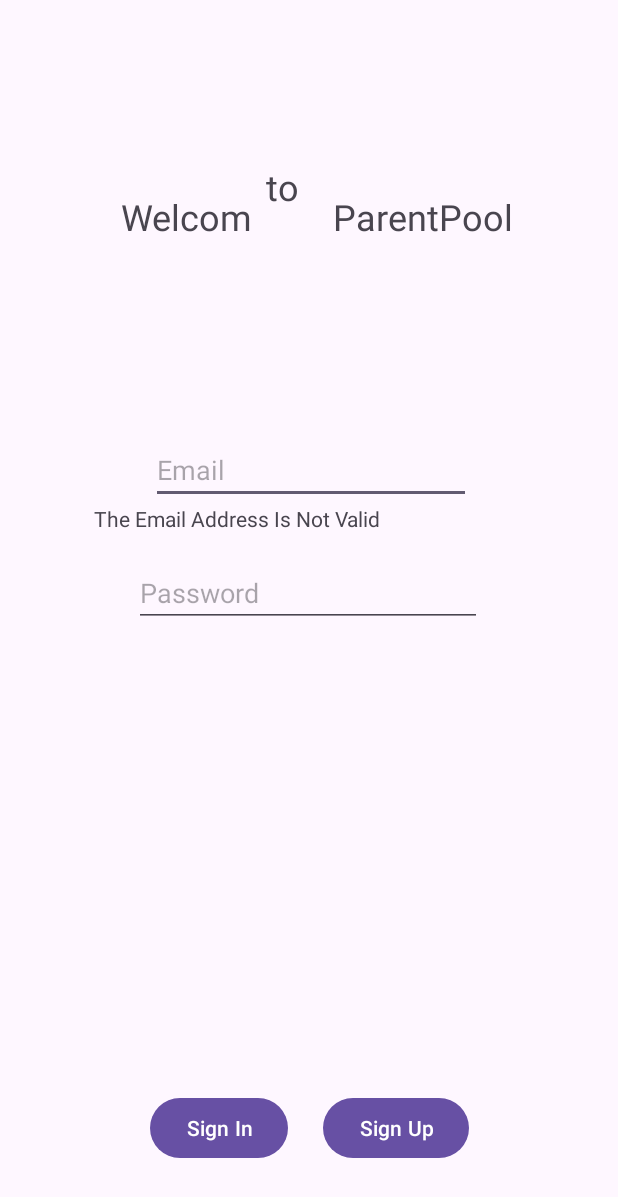
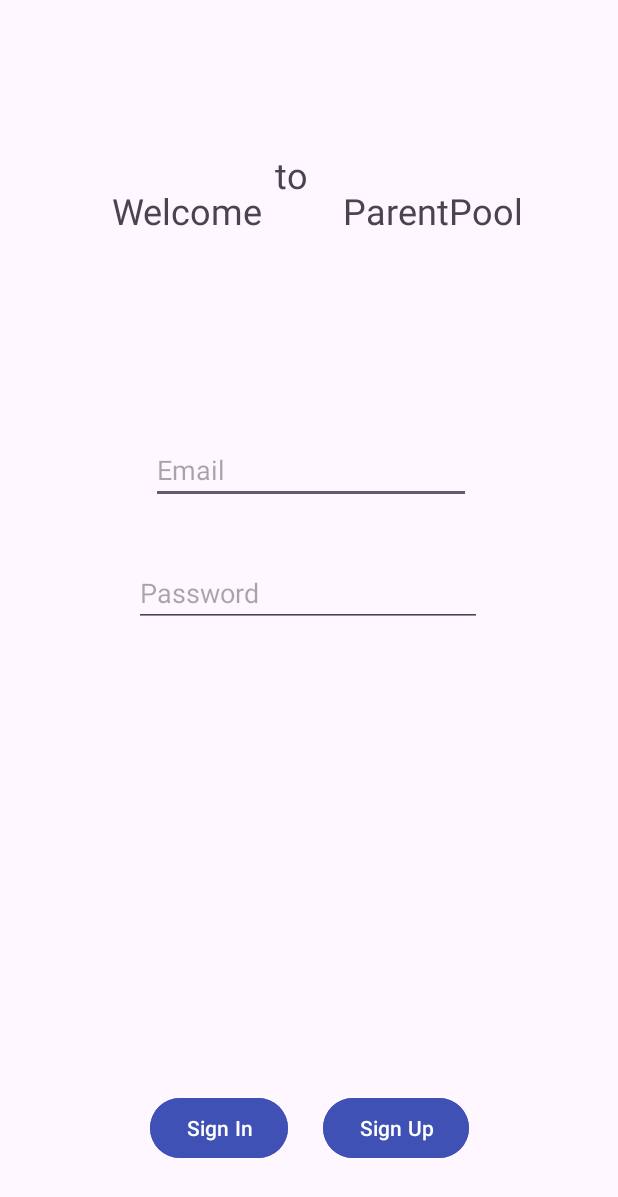
Before and after one commit to Ruper-frog/ParentPool, an Android app: the screen it shows after launch (MainActivity), after a tap on "Sign In", on a phone screen of 412 x 824 dp. Shown: the top 1197 px of the screen. Run offline under Robolectric (Android 15) with nearby library versions, the phone set to English and light mode, and no system bars.

Commit message:
Changed some colors

```diff
--- a/app/src/main/java/com/example/parentpool/MainActivity.java
+++ b/app/src/main/java/com/example/parentpool/MainActivity.java
@@ -25,8 +25,8 @@ public class MainActivity extends AppCompatActivity {
         input = findViewById(R.id.password);
         String password = input.getText().toString();
 
-        if (!email.contains("@")) {
-            message = "The Email Address Is Not Valid";
+        if (!email.contains("@") && !email.isEmpty()) {
+            message = "The Email Address Is Not Valid Try Again";
             ((TextView) findViewById(R.id.output)).setText(message);
             return;
         }
@@ -37,9 +37,9 @@ public class MainActivity extends AppCompatActivity {
 //            return;
 //        }
 
-        if (email.equals("admin@gamil.com") && password.equals("admin")) {
+        else if (email.equals("admin@gmail.com") && password.equals("admin")) {
             message = "You've Sign In!!!🥳";
-            ((TextView) findViewById(R.id.output)).setText(message);
+//            ((TextView) findViewById(R.id.output)).setText(message);
             Toast.makeText(this, message, Toast.LENGTH_LONG).show();
 
             Intent i = new Intent(this, GoogleMap.class);
--- a/app/src/main/res/layout/activity_main.xml
+++ b/app/src/main/res/layout/activity_main.xml
@@ -12,8 +12,8 @@
         android:id="@+id/textView2"
         android:layout_width="wrap_content"
         android:layout_height="36dp"
-        android:layout_marginTop="128dp"
-        android:text="  Welcom         ParentPool"
+        android:layout_marginTop="124dp"
+        android:text="  Welcome         ParentPool"
         android:textSize="24sp"
         app:layout_constraintEnd_toEndOf="parent"
         app:layout_constraintHorizontal_bias="0.496"
@@ -24,8 +24,8 @@
         android:id="@+id/textView"
         android:layout_width="164dp"
         android:layout_height="40dp"
-        android:layout_marginTop="108dp"
-        android:text="         to"
+        android:layout_marginTop="100dp"
+        android:text="          to"
         android:textSize="24sp"
         app:layout_constraintEnd_toEndOf="parent"
         app:layout_constraintHorizontal_bias="0.497"
@@ -39,6 +39,7 @@
         android:layout_marginBottom="48dp"
         android:onClick="SignIn"
         android:text="Sign In"
+        android:backgroundTint="#3F51B5"
         app:layout_constraintBottom_toBottomOf="parent"
         app:layout_constraintEnd_toEndOf="parent"
         app:layout_constraintHorizontal_bias="0.312"
@@ -51,6 +52,7 @@
         android:layout_marginBottom="48dp"
         android:onClick="SignUp"
         android:text="Sign Up"
+        android:backgroundTint="#3F51B5"
         app:layout_constraintBottom_toBottomOf="parent"
         app:layout_constraintEnd_toEndOf="parent"
         app:layout_constraintHorizontal_bias="0.684"
@@ -88,8 +90,9 @@
         android:id="@+id/output"
         android:layout_width="wrap_content"
         android:layout_height="wrap_content"
+        android:textColor="#CF0F0F"
         app:layout_constraintEnd_toEndOf="parent"
-        app:layout_constraintHorizontal_bias="0.283"
+        app:layout_constraintHorizontal_bias="0.248"
         app:layout_constraintStart_toStartOf="parent"
         app:layout_constraintTop_toBottomOf="@+id/email_address" />
 
```
